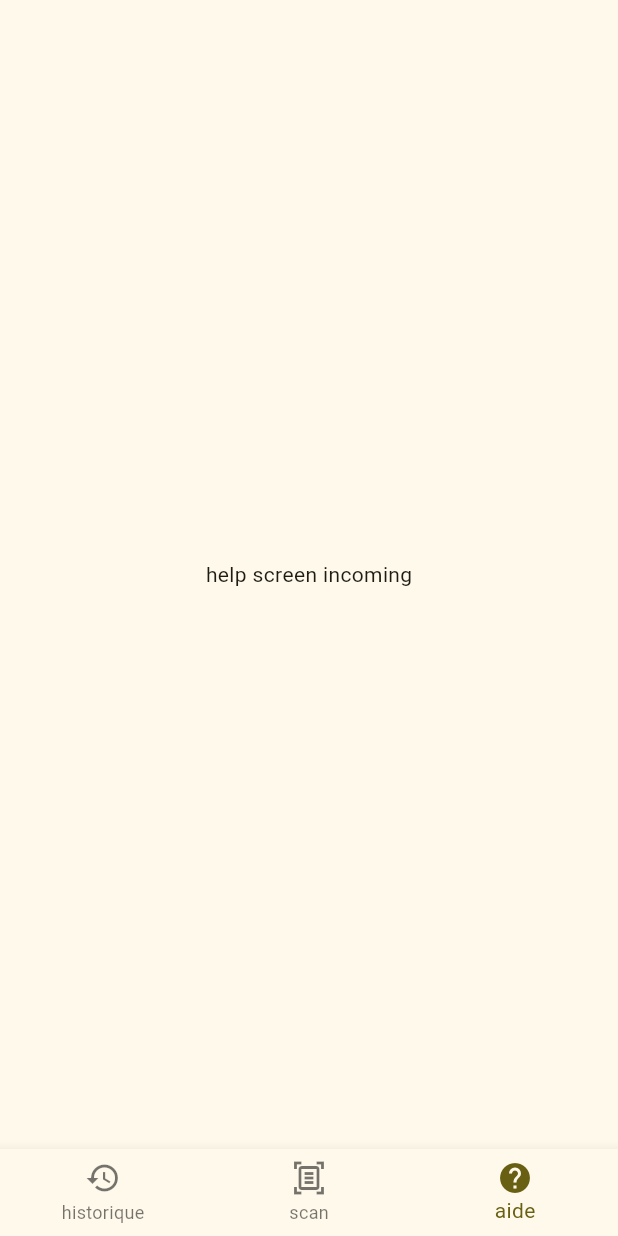
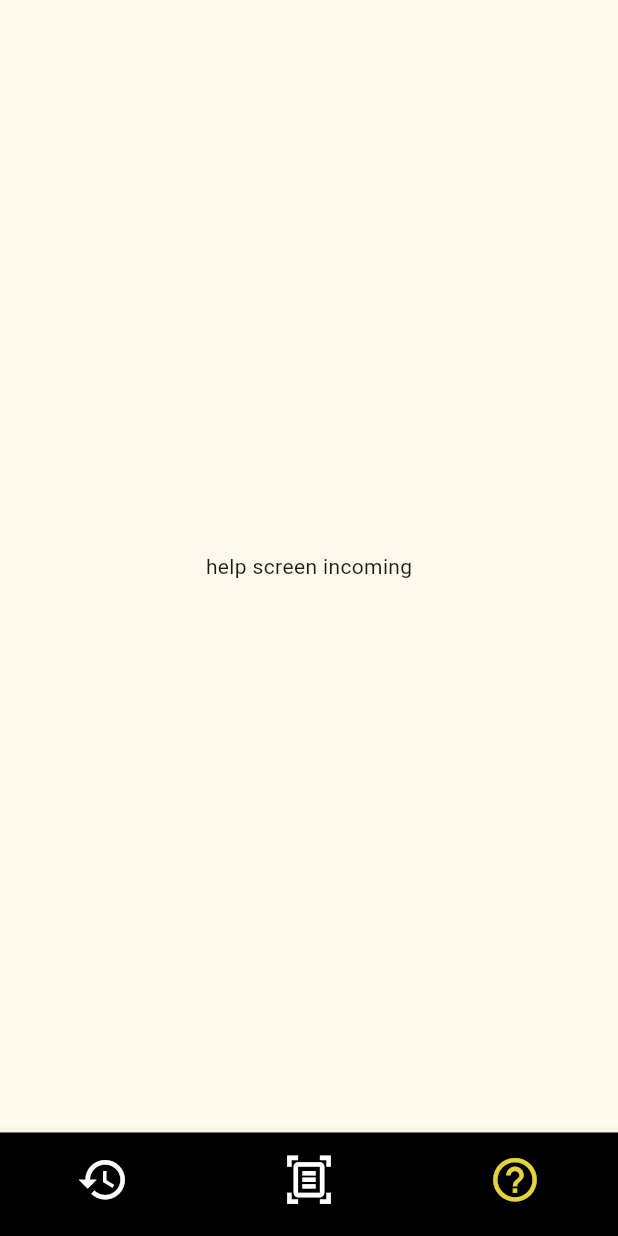
Before and after one commit to CharlesHauer/beer_connect, a Flutter app: the screen it shows after launch, item 3 of the bottom bar chosen, on a phone screen of 412 x 824 dp. Run offline on Flutter 3.47's test engine with Material 2 defaults, Android fonts, the light colour scheme and no system bars; our stand-ins replace camera.

Commit message:
change feature: change color nav bar and add AppTheme with color primaryYellow

```diff
--- a/lib/main.dart
+++ b/lib/main.dart
@@ -1,4 +1,5 @@
 import 'package:beer_connect/screens/home_screen.dart';
+import 'package:beer_connect/utils/theme.dart';
 import 'package:camera/camera.dart';
 import 'package:flutter/material.dart';
 
@@ -20,7 +21,7 @@ class MyApp extends StatelessWidget {
   Widget build(BuildContext context) {
     return MaterialApp(
       theme: ThemeData(
-        colorScheme: ColorScheme.fromSeed(seedColor: Colors.yellow),
+        colorScheme: ColorScheme.fromSeed(seedColor: AppTheme.primaryYellow,),
         useMaterial3: true,
       ),
       debugShowCheckedModeBanner: false,
--- a/lib/screens/home_screen.dart
+++ b/lib/screens/home_screen.dart
@@ -1,5 +1,6 @@
 import 'package:beer_connect/screens/help_screen.dart';
 import 'package:beer_connect/screens/scan_screen.dart';
+import 'package:beer_connect/utils/theme.dart';
 import 'package:flutter/material.dart';
 
 import 'history_screen.dart';
@@ -30,6 +31,12 @@ class _HomeScreenState extends State<HomeScreen> {
       ][_currentIndex],
 
       bottomNavigationBar: BottomNavigationBar(
+        backgroundColor: Colors.black,
+        selectedItemColor: AppTheme.primaryYellow,
+        unselectedItemColor: Colors.white,
+        showSelectedLabels: false,
+        showUnselectedLabels: false,
+        iconSize: 35,
         currentIndex: _currentIndex,
         onTap: (index) =>  setCurrentIndex(index),
         items: const [
@@ -42,7 +49,7 @@ class _HomeScreenState extends State<HomeScreen> {
             label: 'scan'
           ),
           BottomNavigationBarItem(
-            icon: Icon(Icons.help),
+            icon: Icon(Icons.help_outline),
             label: 'aide',
           ),
         ],
--- /dev/null
+++ b/lib/utils/theme.dart
@@ -0,0 +1,5 @@
+import 'package:flutter/material.dart';
+
+class AppTheme {
+  static const Color primaryYellow = Color(0xFFE3D43D);
+}
--- a/lib/widgets/button_scan.dart
+++ b/lib/widgets/button_scan.dart
@@ -1,4 +1,5 @@
 import 'package:flutter/material.dart';
+import '../utils/theme.dart';
 
 class ButtonScan extends StatelessWidget {
   const ButtonScan({super.key});
@@ -11,7 +12,7 @@ class ButtonScan extends StatelessWidget {
         onPressed: () {},
         style: ElevatedButton.styleFrom(
           shape: const CircleBorder(),
-          backgroundColor: Colors.yellow,
+          backgroundColor: AppTheme.primaryYellow,
           side: const BorderSide(color: Colors.black, width: 3.5),
         ),
         child: const Icon(
--- a/lib/widgets/button_search.dart
+++ b/lib/widgets/button_search.dart
@@ -1,4 +1,6 @@
 import 'package:flutter/material.dart';
+
+import '../utils/theme.dart';
 
 class ButtonSearch extends StatelessWidget {
   const ButtonSearch({super.key});
@@ -9,7 +11,7 @@ class ButtonSearch extends StatelessWidget {
       onPressed: () {},
       style: ElevatedButton.styleFrom(
         shape: const CircleBorder(),
-        backgroundColor: Colors.yellow,
+        backgroundColor: AppTheme.primaryYellow,
         side: const BorderSide(color: Colors.black, width: 1.5),
       ),
       child: const Icon(
--- a/lib/widgets/button_setting.dart
+++ b/lib/widgets/button_setting.dart
@@ -1,3 +1,4 @@
+import 'package:beer_connect/utils/theme.dart';
 import 'package:flutter/material.dart';
 
 class ButtonSetting extends StatelessWidget {
@@ -9,7 +10,7 @@ class ButtonSetting extends StatelessWidget {
       onPressed: () {},
       style: ElevatedButton.styleFrom(
         shape: const CircleBorder(),
-        backgroundColor: Colors.yellow,
+        backgroundColor: AppTheme.primaryYellow,
         side: const BorderSide(color: Colors.black, width: 1.5),
       ),
       child: const Icon(
```
